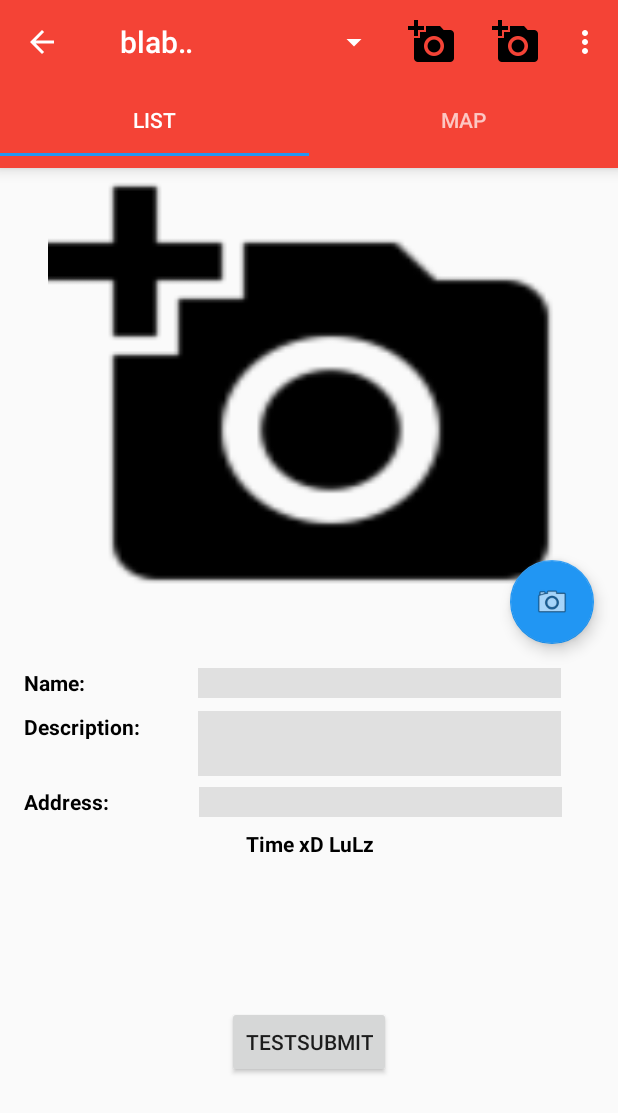
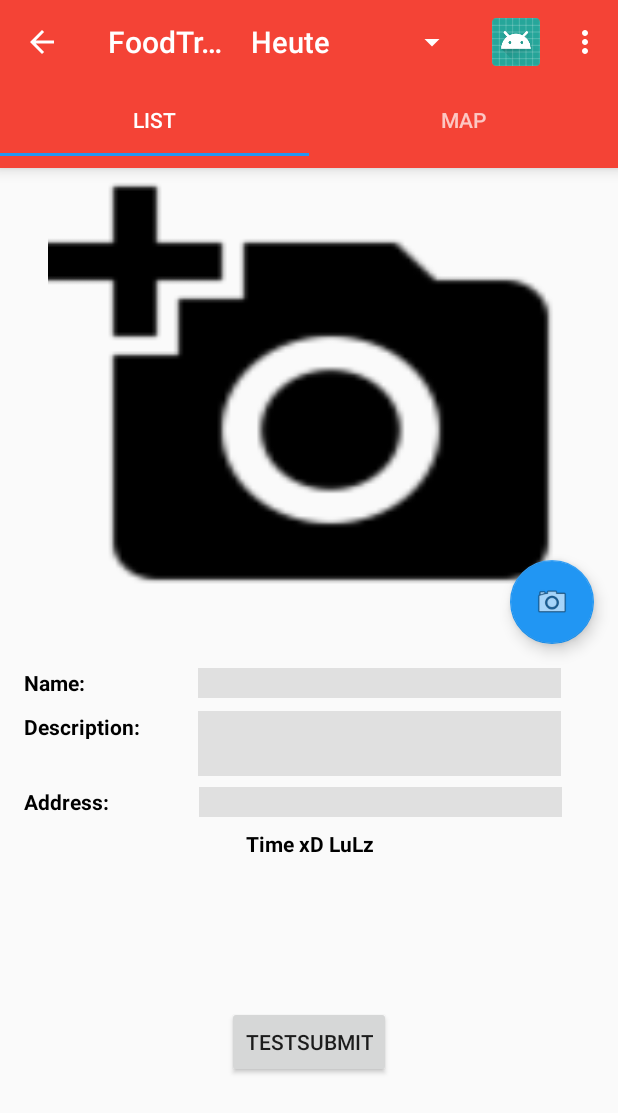
Before and after one commit to jofranz/FoodTrackerAndroid, an Android app: the screen it shows after launch (SecondMainActivity), after a tap on an icon or button, on a phone screen of 412 x 824 dp. Shown: the top 1113 px of the screen. Run offline under Robolectric (Android 15) with nearby library versions, the phone set to English and light mode, and no system bars; our stand-ins replace Room's generated code.

Commit message:
Added caption for spinner and fixed size. Changed upper right symbols. Clicklistener is working now. Deleted remains of navigationdrawer.

```diff
--- a/app/src/main/java/app/foodtracker/de/foodtracker/UI/TableFragment.kt
+++ b/app/src/main/java/app/foodtracker/de/foodtracker/UI/TableFragment.kt
@@ -9,6 +9,7 @@ import android.support.v4.app.FragmentTransaction
 import android.support.v7.app.AppCompatActivity
 import android.support.v7.widget.LinearLayoutManager
 import android.support.v7.widget.RecyclerView
+import android.util.Log
 import android.view.LayoutInflater
 import android.view.View
 import android.view.View.OnClickListener
@@ -22,13 +23,7 @@ import app.foodtracker.de.foodtracker.Presenter.RecyclerAdapter
 /**
  * Created by normen on 12.11.17.
  */
-class TableFragment : Fragment(), OnClickListener{
-
-
-    override fun onClick(v: View?) {
-        print("clicked !!!!!")
-    }
-
+class TableFragment : Fragment() {
 
     private lateinit var adapter: RecyclerAdapter
     var recyclerView: RecyclerView? = null
@@ -60,14 +55,14 @@ class TableFragment : Fragment(), OnClickListener{
         })
 
 
+        fun buildNavigationMenu() {
+            val days_menu = ArrayList<String>()
 
-        fun buildNavigationMenu() {
-
-            val days_menu = arrayOfNulls<String>(3)
-
-            for (i in 0 until days_menu.size) {
-                days_menu[i] = "blablablablablablablablalalala"
-            }
+            days_menu.add("Heute")
+            days_menu.add("Gestern")
+            days_menu.add("Woche")
+            days_menu.add("2 Wochen")
+            days_menu.add("Monat")
 
             val actionBar = (activity as AppCompatActivity).supportActionBar
             actionBar?.setNavigationMode(android.support.v7.app.ActionBar.NAVIGATION_MODE_LIST)
@@ -78,10 +73,6 @@ class TableFragment : Fragment(), OnClickListener{
                     days_menu)
             arrayAdapter.setDropDownViewResource(R.layout.support_simple_spinner_dropdown_list_item)
             actionBar?.setListNavigationCallbacks(arrayAdapter, OnDaySelectedListener()) // added ?
-
-
-
-
         }
 
         buildNavigationMenu()
@@ -93,15 +84,19 @@ class TableFragment : Fragment(), OnClickListener{
     // must be moved to kotlin style listener method ^
     private inner class OnDaySelectedListener : android.support.v7.app.ActionBar.OnNavigationListener {
 
+
+
+
         private var isSynthetic = true
 
         override fun onNavigationItemSelected(itemPosition: Int, itemId: Long): Boolean {
+
             if (runsAtLeastOnAndroidNougat() && isSynthetic) {
                 isSynthetic = false
                 return true
             }
-            if (itemPosition < 3) {
-                print("!!! selected")
+            if (itemPosition < 5) {
+                Log.d("jfjf", "click itemId: " + itemId + " item position:" + itemPosition)
                 return true
             }
             return false
--- a/app/src/main/res/layout/support_simple_spinner_dropdown_item_large.xml
+++ b/app/src/main/res/layout/support_simple_spinner_dropdown_item_large.xml
@@ -20,6 +20,6 @@
     android:id="@android:id/text1"
     style="@style/MySpinnerDropDownItemStyle"
     android:singleLine="true"
-    android:layout_width="100px"
+    android:layout_width="match_parent"
     android:layout_height="?attr/dropdownListPreferredItemHeight"
     android:ellipsize="marquee"/>
--- a/app/src/main/res/menu/menu_main.xml
+++ b/app/src/main/res/menu/menu_main.xml
@@ -11,21 +11,21 @@
     <item
         android:id="@+id/item_starred_list"
         android:icon="@drawable/ic_add_a_photo_black_48dp"
-        app:showAsAction="ifRoom"
+        app:showAsAction="never"
         android:title="star-list"
         android:titleCondensed="star-list-c">
     </item>
     <item
         android:id="@+id/item_alarms"
         android:icon="@drawable/ic_add_a_photo_black_48dp"
-        app:showAsAction="ifRoom"
+        app:showAsAction="never"
         android:title="alarms"
         android:titleCondensed="alarms-c">
     </item>
     <item
         android:id="@+id/item_changes"
         android:icon="@drawable/ic_add_a_photo_black_48dp"
-        app:showAsAction="ifRoom"
+        app:showAsAction="never"
         android:title="changes"
         android:titleCondensed="changes-c">
     </item>
--- /dev/null
+++ b/app/src/main/res/values/ic_launcher_background.xml
@@ -0,0 +1,4 @@
+<?xml version="1.0" encoding="utf-8"?>
+<resources>
+    <color name="ic_launcher_background">#26A69A</color>
+</resources>
```
Also changed, not shown: app/src/main/java/app/foodtracker/de/foodtracker/AddActivity.kt (added, +19 -0 lines), app/src/main/res/layout/activity_add.xml (added, +47 -0 lines), app/src/main/res/layout/content_add.xml (added, +17 -0 lines), app/src/main/res/menu/activity_main_drawer.xml (deleted, +0 -38 lines), app/src/main/res/menu/menu_add.xml (added, +10 -0 lines), app/src/main/empty_image-web.png (added).
